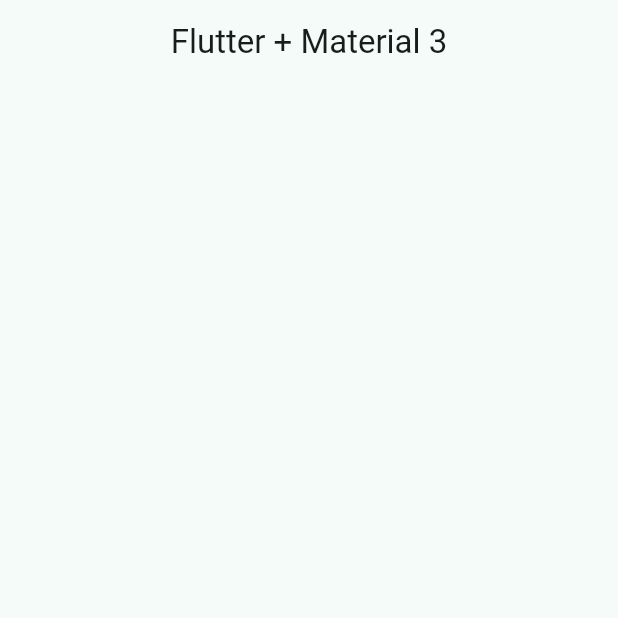
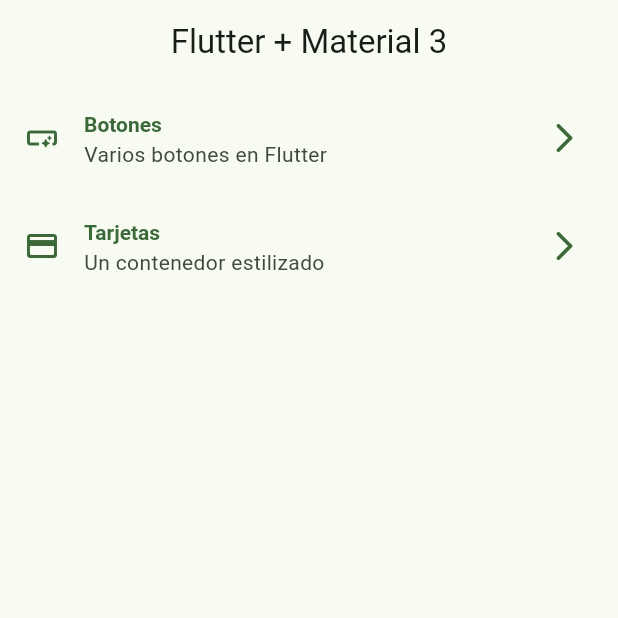
Before and after one commit to DennisErazo1996/flutter-widgets-app, a Flutter app: the screen it shows after launch, on a phone screen of 412 x 824 dp, the top half of it. Run offline on Flutter 3.47's test engine with Material 3 defaults, Android fonts, the phone set to English and light mode, and no system bars.

Commit message:
Rutas basicas configuradas

```diff
--- a/lib/config/menu/menu_items.dart
+++ b/lib/config/menu/menu_items.dart
@@ -22,6 +22,6 @@ const  appMenuItems = <MenuItem>[
   MenuItem(
       title: 'Tarjetas',
       subTitle: 'Un contenedor estilizado',
-      link: '/card',
+      link: '/cards',
       icon: Icons.credit_card_rounded),
 ];
--- a/lib/config/presentation/screens/home/home_screen.dart
+++ b/lib/config/presentation/screens/home/home_screen.dart
@@ -1,4 +1,6 @@
 import 'package:flutter/material.dart';
+import 'package:widgets_app/config/menu/menu_items.dart';
+import 'package:widgets_app/config/presentation/screens/buttons/buttons_screen.dart';
 
 class HomeScreen extends StatelessWidget {
   const HomeScreen({super.key});
@@ -9,6 +11,61 @@ class HomeScreen extends StatelessWidget {
       appBar: AppBar(
         title: const Text('Flutter + Material 3'),
       ),
+      body: _HomeView(),
     );
   }
 }
+
+class _HomeView extends StatelessWidget {
+  @override
+  Widget build(BuildContext context) {
+    //const menuItems = appMenuItems;
+
+    return ListView.builder(
+      itemCount: appMenuItems.length,
+      itemBuilder: (context, index) {
+        final menuItems = appMenuItems[index];
+
+        return _CustomListTile(menuItems: menuItems);
+      },
+    );
+  }
+}
+
+class _CustomListTile extends StatelessWidget {
+  const _CustomListTile({
+    required this.menuItems,
+  });
+
+  final MenuItem menuItems;
+
+  @override
+  Widget build(BuildContext context) {
+    final color = Theme.of(context).colorScheme;
+
+    return ListTile(
+      leading: Icon(
+        menuItems.icon,
+        color: color.primary,
+      ),
+      trailing: Icon(
+        Icons.arrow_forward_ios_rounded,
+        color: color.primary,
+      ),
+      title: Text(menuItems.title),
+      subtitle: Text(menuItems.subTitle),
+      titleTextStyle:
+          TextStyle(color: color.primary, fontWeight: FontWeight.bold),
+      onTap: () {
+        /*Navigator.of(context).push(
+          MaterialPageRoute(
+            builder: (context) =>  const ButtonsScreen(),
+          ),
+        );*/
+
+        Navigator.pushNamed(context, menuItems.link);
+      },
+      hoverColor: Colors.green[70],
+    );
+  }
+}
--- a/lib/main.dart
+++ b/lib/main.dart
@@ -1,4 +1,6 @@
 import 'package:flutter/material.dart';
+import 'package:widgets_app/config/presentation/screens/buttons/buttons_screen.dart';
+import 'package:widgets_app/config/presentation/screens/cards/cards_screen.dart';
 import 'package:widgets_app/config/presentation/screens/home/home_screen.dart';
 import 'package:widgets_app/config/theme/app_theme.dart';
 
@@ -12,9 +14,13 @@ class MainApp extends StatelessWidget {
   @override
   Widget build(BuildContext context) {
     return MaterialApp(
-      theme: AppTheme(selectedColor: 1).getTheme(),
+      theme: AppTheme(selectedColor: 2).getTheme(),
       debugShowCheckedModeBanner: false,
-      home: const HomeScreen()
+      home: const HomeScreen(),
+      routes: {
+        '/buttons': (context) => const ButtonsScreen(),
+        '/cards': (context) => const CardsScreen(),
+      },
     );
   }
 }
```
Also changed, not shown: lib/config/presentation/screens/buttons/buttons_screen.dart (added, +15 -0 lines), lib/config/presentation/screens/cards/cards_screen.dart (added, +15 -0 lines).
